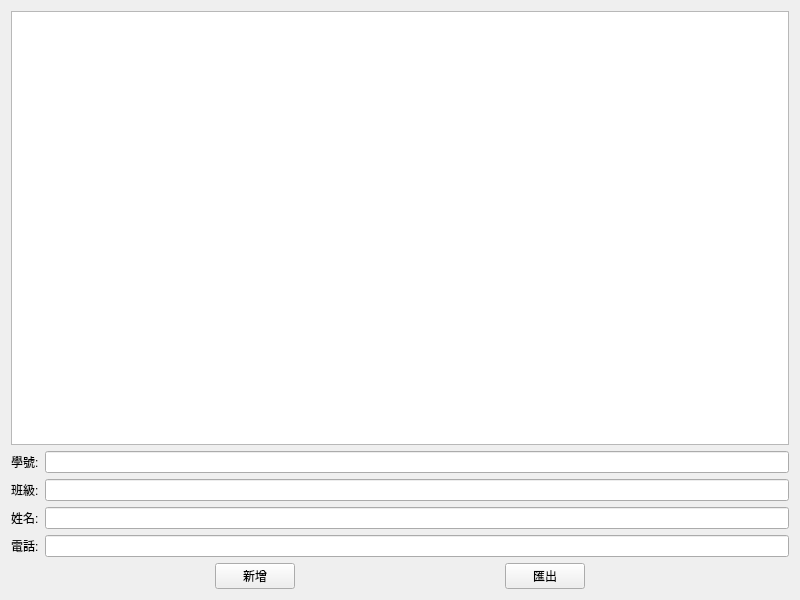
Before: the Qt Designer form mywidget.ui in CAI-JIADA/contactbook, drawn with Qt 5.
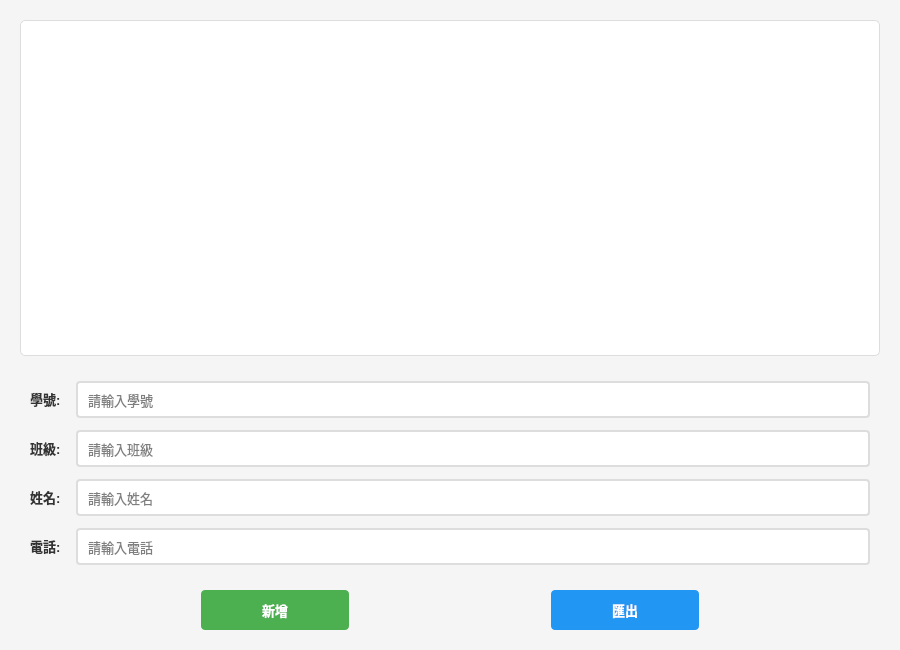
After: the same form once the commit is applied.

Commit message: Beautify UI with modern styling and improved functionality

```diff
--- a/mywidget.ui
+++ b/mywidget.ui
@@ -6,19 +6,144 @@
    <rect>
     <x>0</x>
     <y>0</y>
+    <width>900</width>
+    <height>650</height>
+   </rect>
+  </property>
+  <property name="minimumSize">
+   <size>
     <width>800</width>
     <height>600</height>
-   </rect>
+   </size>
   </property>
   <property name="windowTitle">
-   <string>MyWidget</string>
+   <string>通訊錄管理系統</string>
+  </property>
+  <property name="styleSheet">
+   <string notr="true">QWidget {
+    background-color: #f5f5f5;
+}
+
+QTableWidget {
+    background-color: white;
+    border: 1px solid #ddd;
+    border-radius: 5px;
+    gridline-color: #e0e0e0;
+    selection-background-color: #4CAF50;
+    selection-color: white;
+}
+
+QTableWidget::item {
+    padding: 8px;
+}
+
+QTableWidget QHeaderView::section {
+    background-color: #4CAF50;
+    color: white;
+    padding: 10px;
+    border: none;
+    font-weight: bold;
+    font-size: 11pt;
+}
+
+QLineEdit {
+    padding: 8px;
+    border: 2px solid #ddd;
+    border-radius: 4px;
+    background-color: white;
+    font-size: 10pt;
+}
+
+QLineEdit:focus {
+    border: 2px solid #4CAF50;
+}
+
+QLabel {
+    font-size: 10pt;
+    font-weight: bold;
+    color: #333;
+}
+
+QPushButton {
+    background-color: #4CAF50;
+    color: white;
+    border: none;
+    padding: 10px 24px;
+    font-size: 10pt;
+    font-weight: bold;
+    border-radius: 4px;
+    min-width: 100px;
+}
+
+QPushButton:hover {
+    background-color: #45a049;
+}
+
+QPushButton:pressed {
+    background-color: #3d8b40;
+}
+
+QPushButton#pushButton_2 {
+    background-color: #2196F3;
+}
+
+QPushButton#pushButton_2:hover {
+    background-color: #0b7dda;
+}
+
+QPushButton#pushButton_2:pressed {
+    background-color: #0c68b3;
+}</string>
   </property>
   <layout class="QVBoxLayout" name="verticalLayout">
+   <property name="spacing">
+    <number>15</number>
+   </property>
+   <property name="leftMargin">
+    <number>20</number>
+   </property>
+   <property name="topMargin">
+    <number>20</number>
+   </property>
+   <property name="rightMargin">
+    <number>20</number>
+   </property>
+   <property name="bottomMargin">
+    <number>20</number>
+   </property>
    <item>
-    <widget class="QTableWidget" name="tableWidget"/>
+    <widget class="QTableWidget" name="tableWidget">
+     <property name="alternatingRowColors">
+      <bool>true</bool>
+     </property>
+     <property name="selectionBehavior">
+      <enum>QAbstractItemView::SelectionBehavior::SelectRows</enum>
+     </property>
+     <property name="cornerButtonEnabled">
+      <bool>false</bool>
+     </property>
+    </widget>
    </item>
    <item>
     <layout class="QFormLayout" name="formLayout">
+     <property name="horizontalSpacing">
+      <number>15</number>
+     </property>
+     <property name="verticalSpacing">
+      <number>12</number>
+     </property>
+     <property name="leftMargin">
+      <number>10</number>
+     </property>
+     <property name="topMargin">
+      <number>10</number>
+     </property>
+     <property name="rightMargin">
+      <number>10</number>
+     </property>
+     <property name="bottomMargin">
+      <number>10</number>
+     </property>
      <item row="0" column="0">
       <widget class="QLabel" name="label">
        <property name="text">
@@ -27,7 +152,11 @@
       </widget>
      </item>
      <item row="0" column="1">
-      <widget class="QLineEdit" name="lineEdit"/>
+      <widget class="QLineEdit" name="lineEdit">
+       <property name="placeholderText">
+        <string>請輸入學號</string>
+       </property>
+      </widget>
      </item>
      <item row="1" column="0">
       <widget class="QLabel" name="label_2">
@@ -37,7 +166,11 @@
       </widget>
      </item>
      <item row="1" column="1">
-      <widget class="QLineEdit" name="lineEdit_2"/>
+      <widget class="QLineEdit" name="lineEdit_2">
+       <property name="placeholderText">
+        <string>請輸入班級</string>
+       </property>
+      </widget>
      </item>
      <item row="2" column="0">
       <widget class="QLabel" name="label_3">
@@ -47,7 +180,11 @@
       </widget>
      </item>
      <item row="2" column="1">
-      <widget class="QLineEdit" name="lineEdit_3"/>
+      <widget class="QLineEdit" name="lineEdit_3">
+       <property name="placeholderText">
+        <string>請輸入姓名</string>
+       </property>
+      </widget>
      </item>
      <item row="3" column="0">
       <widget class="QLabel" name="label_4">
@@ -57,12 +194,19 @@
       </widget>
      </item>
      <item row="3" column="1">
-      <widget class="QLineEdit" name="lineEdit_4"/>
+      <widget class="QLineEdit" name="lineEdit_4">
+       <property name="placeholderText">
+        <string>請輸入電話</string>
+       </property>
+      </widget>
      </item>
     </layout>
    </item>
    <item>
     <layout class="QHBoxLayout" name="horizontalLayout">
+     <property name="spacing">
+      <number>20</number>
+     </property>
      <item>
       <spacer name="horizontalSpacer">
        <property name="orientation">
```
The commit also changes 2 other files.
